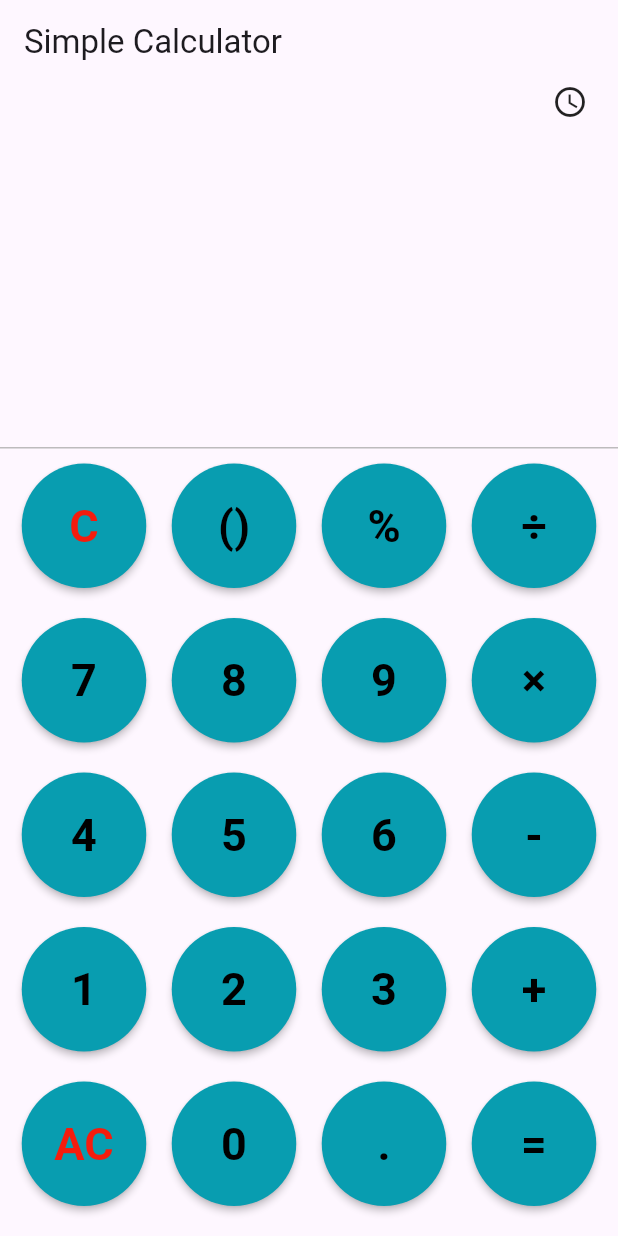
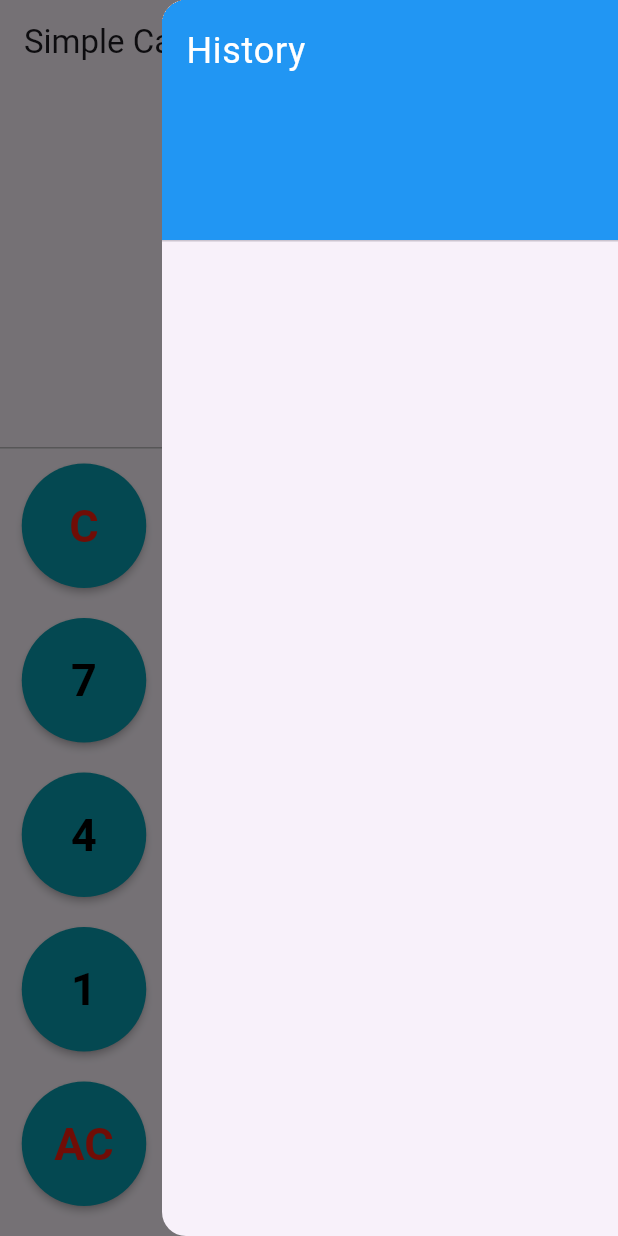
Before and after one commit to iasonasdi/calculator, a Flutter app: the screen it shows after launch, with the side drawer open (before the commit the screen has no drawer), on a phone screen of 412 x 824 dp. Run offline on Flutter 3.47's test engine with Material 3 defaults, Android fonts, the phone set to English and light mode, and no system bars; our stand-ins replace math_expressions.

Commit message:
Fixed History button and side panel for viewing history

```diff
--- a/lib/calculator.dart
+++ b/lib/calculator.dart
@@ -15,21 +15,32 @@ class _CalculatorState extends State<Calculator> {
   int openBrackets = 0;
   int closeBrackets = 0;
 
+  // Side Panel
+  final GlobalKey<ScaffoldState> _scaffoldKey = GlobalKey<ScaffoldState>();
+  List<String> _total_expression_history = [];
+
 
   @override
   Widget build(BuildContext context) {
     return Scaffold(
+      key: _scaffoldKey,
       appBar: AppBar(
         title: const Text('Simple Calculator'),
+        automaticallyImplyLeading: false,
+        actions: <Widget>[Container()],   //Hide endDrawerIcon
       ),
       body: Column(
         children: [
-            // Clock icon for History
-            const Padding(
+            //Clickable Clock icon for History
+             GestureDetector(
+                onTap: () {
+                  _openSidePanel();
+                },
+                child: const Padding(
                   padding: EdgeInsets.symmetric(horizontal: 20.0),
                   child: Row(
                     children: [
-                  Spacer(), //make it float right
+                      Spacer(), // Make it float right
                       Icon(
                         Icons.access_time,
                         size: 24,
@@ -37,10 +48,12 @@ class _CalculatorState extends State<Calculator> {
                     ],
                   ),
                 ),
+            ),
+
            //Clickable History
            Expanded(
             child: ConstrainedBox(
-              constraints: const BoxConstraints(maxHeight: 50),
+              constraints: const BoxConstraints(maxHeight: 150),
               child: Container(
                 padding: const EdgeInsets.all(20.0),
                 child: Column(
@@ -115,6 +128,37 @@ class _CalculatorState extends State<Calculator> {
           _buildRow('1','2','3','+'),
           _buildRow('AC','0','.','='),
         ],
+      ),
+
+      //Side Panel
+      endDrawer: Drawer(
+        child: ListView(
+          padding: EdgeInsets.zero,
+          children: [
+            const DrawerHeader(
+              decoration: BoxDecoration(
+                color: Colors.blue,
+              ),
+              child: Text(
+                'History',
+                style: TextStyle(
+                  color: Colors.white,
+                  fontSize: 24,
+                ),
+              ),
+            ),
+            for (var expression in _total_expression_history.reversed)
+              ListTile(
+                title: Text(
+                  expression,
+                  style: const TextStyle(
+                    fontSize: 16,
+                  ),
+                  overflow: TextOverflow.ellipsis,
+                ),
+              ),
+          ],
+        ),
       ),
     );
   }
@@ -250,6 +294,7 @@ class _CalculatorState extends State<Calculator> {
     });
   }
 
+  //Function to calculate result and return as String
   String _calculateResult() {
     try {
       String expression = _output.replaceAll('÷', '/').replaceAll('×', '*').replaceAll('%', '/100');
@@ -261,6 +306,7 @@ class _CalculatorState extends State<Calculator> {
       }
       //Display last 3 history expressions
       _expression_history.add(_output);
+      _total_expression_history.add(_output);
       if( _expression_history.length > 4)
       {
         _history = _expression_history.sublist(_expression_history.length-4).take(4).join('\n');
@@ -297,5 +343,15 @@ class _CalculatorState extends State<Calculator> {
     return regex.hasMatch(value);
   }
 
+  // Function to open Side Panel
+  void _openSidePanel() {
+    _scaffoldKey.currentState?.openEndDrawer();
+  }
+
+  //Function to close the side panel
+  void _closeSidePanel() {
+    _scaffoldKey.currentState?.openEndDrawer();
+  }
+
 
 }
```
Lines whose indentation alone changed are shown as unchanged.
